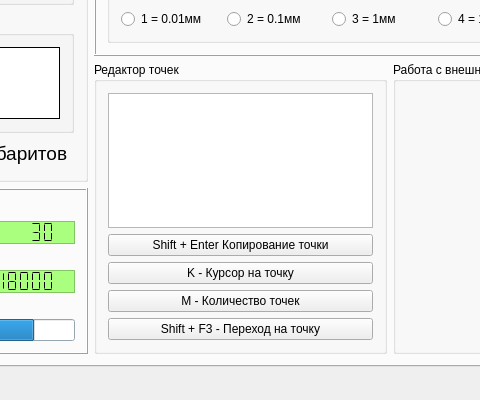
Old version of the form KAMEditor/mainwindow.ui in the repository Xtail96/SML; both pictures show x 166 to 646 and y 352 to 752 of the 1099 by 752 pixel window.
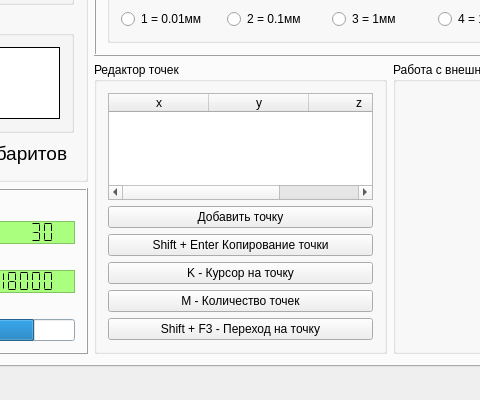
New version of the form. The open tabs and pages were chosen to show the change.

Commit message:
Таблица с координатами теперь является QTableWidget Также она растягивается на весь виджет
Небольшой рефакторинг кода для вывода координат на экран
и кода, изменающего автоповтор кнопок

Patch:
```diff
--- a/KAMEditor/mainwindow.ui
+++ b/KAMEditor/mainwindow.ui
@@ -2263,76 +2263,33 @@
           </property>
           <layout class="QVBoxLayout" name="verticalLayout_2">
            <item>
-            <widget class="QTableView" name="points_table_view">
-             <property name="palette">
-              <palette>
-               <active>
-                <colorrole role="Text">
-                 <brush brushstyle="SolidPattern">
-                  <color alpha="255">
-                   <red>0</red>
-                   <green>0</green>
-                   <blue>0</blue>
-                  </color>
-                 </brush>
-                </colorrole>
-                <colorrole role="Base">
-                 <brush brushstyle="SolidPattern">
-                  <color alpha="255">
-                   <red>255</red>
-                   <green>255</green>
-                   <blue>255</blue>
-                  </color>
-                 </brush>
-                </colorrole>
-               </active>
-               <inactive>
-                <colorrole role="Text">
-                 <brush brushstyle="SolidPattern">
-                  <color alpha="255">
-                   <red>0</red>
-                   <green>0</green>
-                   <blue>0</blue>
-                  </color>
-                 </brush>
-                </colorrole>
-                <colorrole role="Base">
-                 <brush brushstyle="SolidPattern">
-                  <color alpha="255">
-                   <red>255</red>
-                   <green>255</green>
-                   <blue>255</blue>
-                  </color>
-                 </brush>
-                </colorrole>
-               </inactive>
-               <disabled>
-                <colorrole role="Text">
-                 <brush brushstyle="SolidPattern">
-                  <color alpha="255">
-                   <red>120</red>
-                   <green>120</green>
-                   <blue>120</blue>
-                  </color>
-                 </brush>
-                </colorrole>
-                <colorrole role="Base">
-                 <brush brushstyle="SolidPattern">
-                  <color alpha="255">
-                   <red>240</red>
-                   <green>240</green>
-                   <blue>240</blue>
-                  </color>
-                 </brush>
-                </colorrole>
-               </disabled>
-              </palette>
-             </property>
-             <property name="font">
-              <font>
-               <family>Consolas</family>
-               <pointsize>12</pointsize>
-              </font>
+            <widget class="QTableWidget" name="points_table_widget">
+             <column>
+              <property name="text">
+               <string>x</string>
+              </property>
+              <property name="font">
+               <font>
+                <underline>false</underline>
+               </font>
+              </property>
+             </column>
+             <column>
+              <property name="text">
+               <string>y</string>
+              </property>
+             </column>
+             <column>
+              <property name="text">
+               <string>z</string>
+              </property>
+             </column>
+            </widget>
+           </item>
+           <item>
+            <widget class="QPushButton" name="point_add_button">
+             <property name="text">
+              <string>Добавить точку</string>
              </property>
             </widget>
            </item>
```
Left out of the diff: 2 changed lines with no effect on the pictures. The commit also changes 4 other files.
